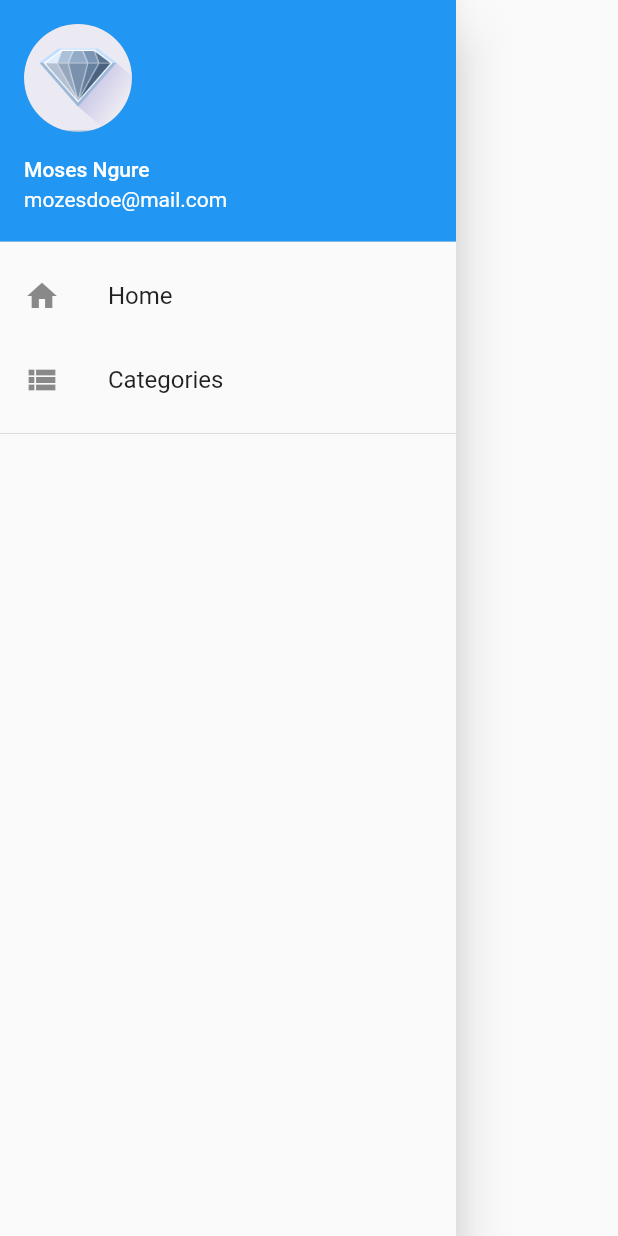
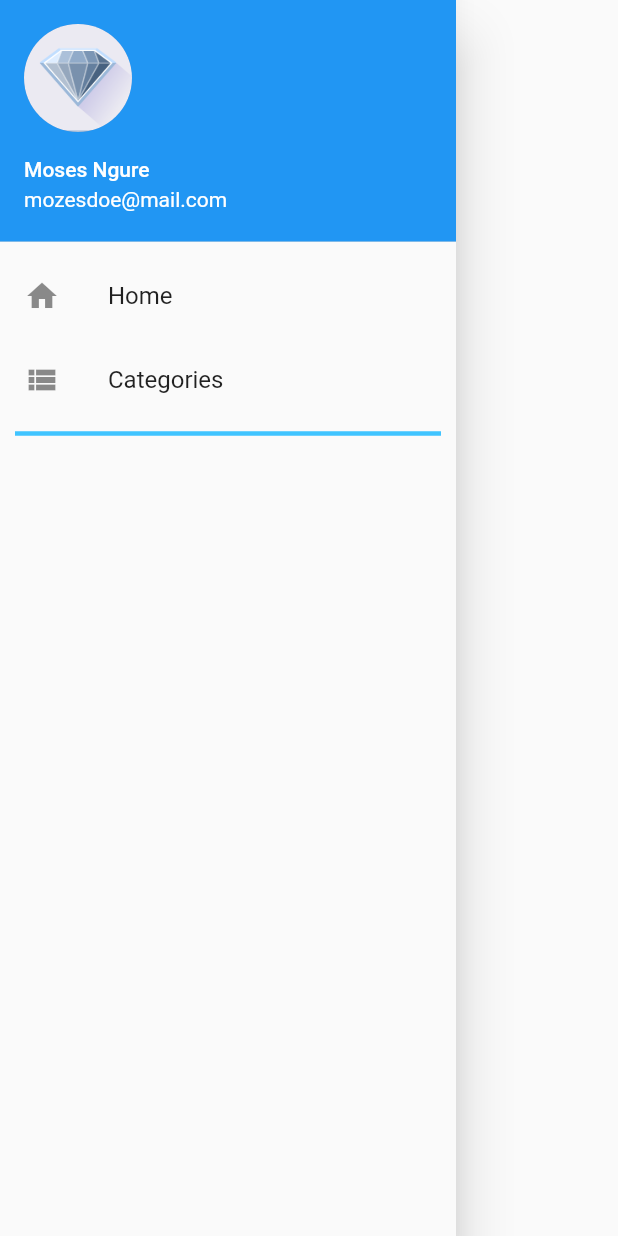
Before and after one commit to mozesnjoroge/ToDo-App, a Flutter app: the DrawerNavigation widget shown alone on an empty page, opened directly, on a phone screen of 412 x 824 dp. Run offline on Flutter 3.47's test engine with Material 2 defaults, Android fonts, the phone set to English and light mode, and no system bars; our stand-ins replace fluttertoast, sqflite; accounts and stored records are empty.

Commit message:
Added category list to drawer

```diff
--- a/lib/helpers/drawer_navigation.dart
+++ b/lib/helpers/drawer_navigation.dart
@@ -1,7 +1,6 @@
 // ignore: avoid_web_libraries_in_flutter
 
 import 'package:flutter/material.dart';
-import 'package:todo_list_sqflite/model/category.dart';
 import 'package:todo_list_sqflite/screens/categories_screen.dart';
 import 'package:todo_list_sqflite/screens/home_screen.dart';
 import 'package:todo_list_sqflite/services/category_services.dart';
@@ -21,7 +20,7 @@ class _DrawerNavigationState extends State<DrawerNavigation> {
     categories.forEach((category) {
       setState(() {
         _categoryList.add(ListTile(
-          title: category['title'],
+          title: Text(category['name']),
         ));
       });
     });
@@ -63,9 +62,13 @@ class _DrawerNavigationState extends State<DrawerNavigation> {
                 Navigator.of(context).push(MaterialPageRoute(
                     builder: (context) => CategoriesScreen()));
               },
-
             ),
-            Divider(),
+            Divider(
+              thickness: 3.0,
+              color: Colors.lightBlueAccent,
+              indent: 10.0,
+              endIndent: 10.0,
+            ),
             Column(
               children: _categoryList,
             )
```
